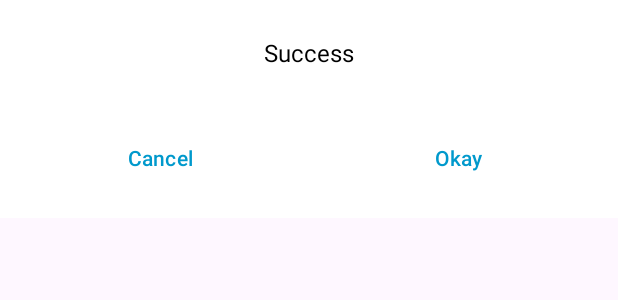
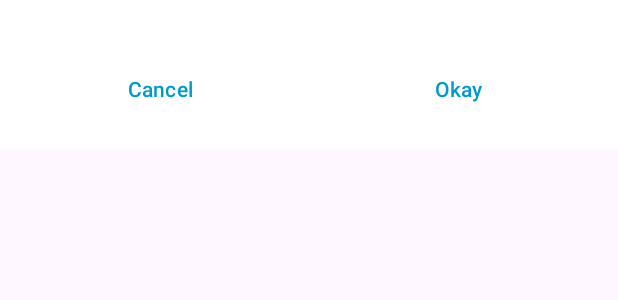
Before and after one commit to KusiBehan/Flashlingo, an Android app: the layout layout_custom_dialog.xml on its own in the app's theme, with its tools: preview values and no code run, on a phone screen of 412 x 824 dp. Shown: the top 300 px of the screen. Run offline under Robolectric (Android 15) with nearby library versions, the phone set to English and light mode, and no system bars.

Commit message:
Code Refactoring

```diff
--- a/Flashlingo/app/src/main/res/layout/layout_custom_dialog.xml
+++ b/Flashlingo/app/src/main/res/layout/layout_custom_dialog.xml
@@ -19,20 +19,6 @@
         app:layout_constraintTop_toTopOf="parent" />
 
     <TextView
-        android:id="@+id/textView"
-        android:layout_width="wrap_content"
-        android:layout_height="wrap_content"
-        android:layout_marginStart="8dp"
-        android:layout_marginTop="8dp"
-        android:layout_marginEnd="8dp"
-        android:text="Success"
-        android:textColor="@android:color/black"
-        android:textSize="16sp"
-        app:layout_constraintEnd_toEndOf="parent"
-        app:layout_constraintStart_toStartOf="parent"
-        app:layout_constraintTop_toBottomOf="@+id/imageView" />
-
-    <TextView
         android:id="@+id/ResultTextView"
         android:layout_width="0dp"
         android:layout_height="wrap_content"
@@ -41,7 +27,7 @@
         android:textAlignment="center"
         app:layout_constraintEnd_toEndOf="parent"
         app:layout_constraintStart_toStartOf="parent"
-        app:layout_constraintTop_toBottomOf="@+id/textView" />
+        tools:layout_editor_absoluteY="46dp" />
 
     <View
         android:id="@+id/divider"
```
Also changed, not shown: Flashlingo/app/src/main/java/com/example/flashlingo/LearningActivity.java (+9 -13 lines).
